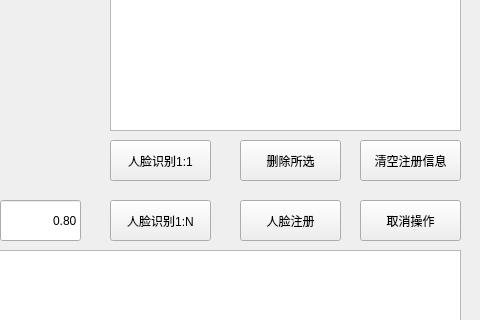
First picture: the form in mainwindow.ui, repository heleuto/ArcFaceDemo, before the edit; both pictures show x 320 to 800 and y 260 to 580 of the 800 by 677 pixel window.
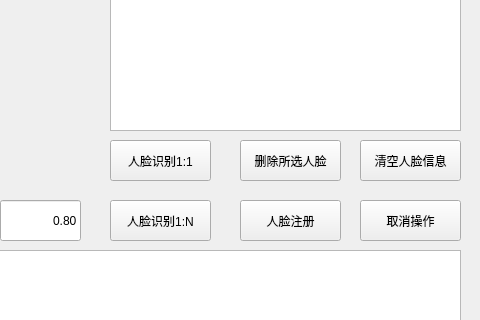
Second picture: the form after the edit.

```diff
--- a/mainwindow.ui
+++ b/mainwindow.ui
@@ -32,13 +32,16 @@
      <rect>
       <x>10</x>
       <y>10</y>
-      <width>371</width>
-      <height>411</height>
+      <width>401</width>
+      <height>431</height>
      </rect>
     </property>
     <property name="text">
      <string/>
     </property>
+    <property name="alignment">
+     <set>Qt::AlignCenter</set>
+    </property>
    </widget>
    <widget class="QPushButton" name="pushButton_2">
     <property name="geometry">
@@ -154,7 +157,7 @@
      </rect>
     </property>
     <property name="text">
-     <string>删除所选</string>
+     <string>删除所选人脸</string>
     </property>
    </widget>
    <widget class="QPushButton" name="pushButton_7">
@@ -167,7 +170,7 @@
      </rect>
     </property>
     <property name="text">
-     <string>清空注册信息</string>
+     <string>清空人脸信息</string>
     </property>
    </widget>
    <widget class="QPushButton" name="pushButton_8">
```
